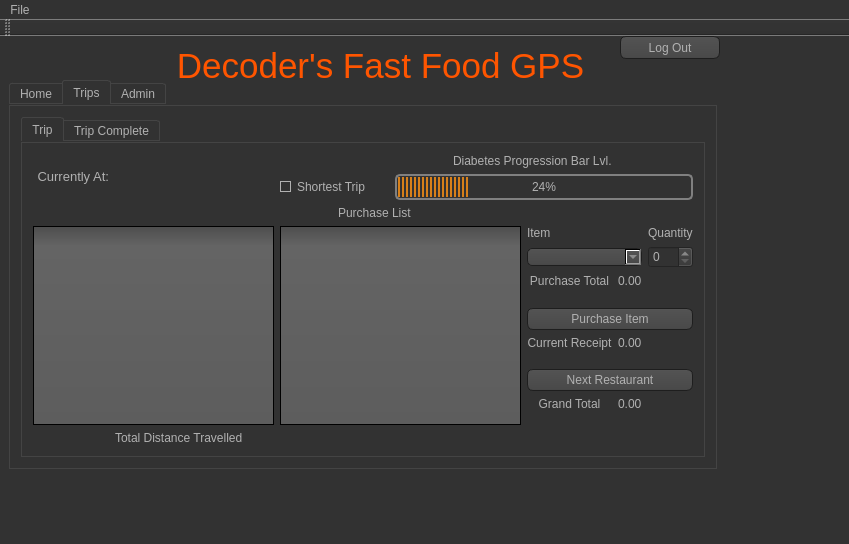
First picture: the form in Decoders GUI/mainwindow.ui, repository kevvaria/Decoders-Repository, before the edit.
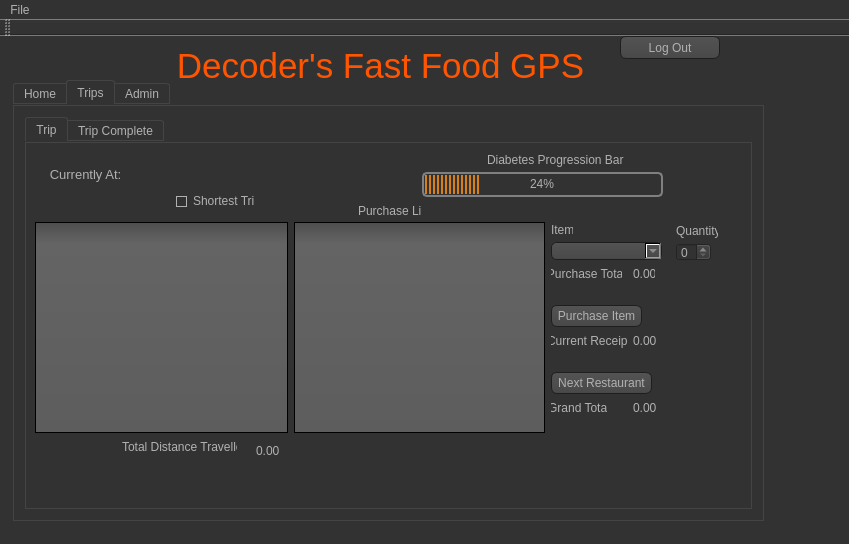
Second picture: the form after the edit. The open tabs and pages were chosen to show the change. Icons and pictures are not drawn.

The edit to the form file:
```diff
--- a/Decoders GUI/mainwindow.ui
+++ b/Decoders GUI/mainwindow.ui
@@ -506,10 +506,10 @@
    <widget class="QTabWidget" name="mainTab">
     <property name="geometry">
      <rect>
-      <x>9</x>
+      <x>13</x>
       <y>44</y>
-      <width>708</width>
-      <height>389</height>
+      <width>751</width>
+      <height>441</height>
      </rect>
     </property>
     <property name="currentIndex">
@@ -700,7 +700,7 @@
       <string>Trips</string>
      </attribute>
      <layout class="QGridLayout" name="gridLayout_4">
-      <item row="0" column="0">
+      <item row="0" column="1">
        <widget class="QTabWidget" name="TripsTab">
         <property name="currentIndex">
          <number>0</number>
@@ -709,16 +709,28 @@
          <attribute name="title">
           <string>Trip</string>
          </attribute>
-         <layout class="QGridLayout" name="gridLayout_3">
-          <item row="1" column="5" colspan="5">
            <widget class="QProgressBar" name="diabetes">
+          <property name="geometry">
+           <rect>
+            <x>396</x>
+            <y>29</y>
+            <width>241</width>
+            <height>25</height>
+           </rect>
+          </property>
             <property name="value">
              <number>24</number>
             </property>
            </widget>
-          </item>
-          <item row="3" column="0" rowspan="10" colspan="3">
            <widget class="QTableWidget" name="defMenu">
+          <property name="geometry">
+           <rect>
+            <x>9</x>
+            <y>79</y>
+            <width>253</width>
+            <height>211</height>
+           </rect>
+          </property>
             <property name="editTriggers">
              <set>QAbstractItemView::NoEditTriggers</set>
             </property>
@@ -729,24 +741,43 @@
              <bool>true</bool>
             </property>
            </widget>
-          </item>
-          <item row="4" column="7" colspan="2">
            <widget class="QComboBox" name="menuCB">
+          <property name="geometry">
+           <rect>
+            <x>525</x>
+            <y>99</y>
+            <width>111</width>
+            <height>18</height>
+           </rect>
+          </property>
             <property name="styleSheet">
              <string notr="true"/>
             </property>
            </widget>
-          </item>
-          <item row="4" column="9">
-           <widget class="QSpinBox" name="quantityPurchase"/>
-          </item>
-          <item row="0" column="0" rowspan="2">
+         <widget class="QSpinBox" name="quantityPurchase">
+          <property name="geometry">
+           <rect>
+            <x>650</x>
+            <y>100</y>
+            <width>35</width>
+            <height>18</height>
+           </rect>
+          </property>
+         </widget>
            <widget class="QLabel" name="label">
+          <property name="geometry">
+           <rect>
+            <x>9</x>
+            <y>9</y>
+            <width>101</width>
+            <height>45</height>
+           </rect>
+          </property>
             <property name="styleSheet">
              <string notr="true">font: 75 italic 36pt &quot;Comic Sans MS&quot;;</string>
             </property>
             <property name="text">
-             <string>&lt;html&gt;&lt;head/&gt;&lt;body&gt;&lt;p&gt;&lt;span style=&quot; font-size:10pt;&quot;&gt;	Currently At:&lt;/span&gt;&lt;/p&gt;&lt;/body&gt;&lt;/html&gt;</string>
+           <string>&lt;html&gt;&lt;head/&gt;&lt;body&gt;&lt;p align=&quot;center&quot;&gt;&lt;span style=&quot; font-size:10pt;&quot;&gt;Currently At:&lt;/span&gt;&lt;/p&gt;&lt;/body&gt;&lt;/html&gt;</string>
             </property>
             <property name="alignment">
              <set>Qt::AlignRight|Qt::AlignTrailing|Qt::AlignVCenter</set>
@@ -755,9 +786,15 @@
              <bool>true</bool>
             </property>
            </widget>
-          </item>
-          <item row="5" column="7">
            <widget class="QLabel" name="label_19">
+          <property name="geometry">
+           <rect>
+            <x>525</x>
+            <y>123</y>
+            <width>71</width>
+            <height>16</height>
+           </rect>
+          </property>
             <property name="text">
              <string>Purchase Total</string>
             </property>
@@ -765,16 +802,28 @@
              <set>Qt::AlignCenter</set>
             </property>
            </widget>
-          </item>
-          <item row="7" column="7" colspan="3">
            <widget class="QPushButton" name="pushButton_2">
+          <property name="geometry">
+           <rect>
+            <x>525</x>
+            <y>162</y>
+            <width>91</width>
+            <height>22</height>
+           </rect>
+          </property>
             <property name="text">
              <string>Purchase Item</string>
             </property>
            </widget>
-          </item>
-          <item row="8" column="7">
            <widget class="QLabel" name="label_5">
+          <property name="geometry">
+           <rect>
+            <x>525</x>
+            <y>190</y>
+            <width>76</width>
+            <height>16</height>
+           </rect>
+          </property>
             <property name="text">
              <string>Current Receipt</string>
             </property>
@@ -782,23 +831,41 @@
              <set>Qt::AlignCenter</set>
             </property>
            </widget>
-          </item>
-          <item row="0" column="6" colspan="2">
            <widget class="QLabel" name="dProgress">
+          <property name="geometry">
+           <rect>
+            <x>461</x>
+            <y>9</y>
+            <width>140</width>
+            <height>16</height>
+           </rect>
+          </property>
             <property name="text">
              <string>Diabetes Progression Bar Lvl.</string>
             </property>
            </widget>
-          </item>
-          <item row="2" column="4" colspan="2">
            <widget class="QLabel" name="label_98">
+          <property name="geometry">
+           <rect>
+            <x>332</x>
+            <y>60</y>
+            <width>63</width>
+            <height>16</height>
+           </rect>
+          </property>
             <property name="text">
              <string>Purchase List</string>
             </property>
            </widget>
-          </item>
-          <item row="3" column="3" rowspan="10" colspan="4">
            <widget class="QTableWidget" name="defPurchase">
+          <property name="geometry">
+           <rect>
+            <x>268</x>
+            <y>79</y>
+            <width>251</width>
+            <height>211</height>
+           </rect>
+          </property>
             <property name="editTriggers">
              <set>QAbstractItemView::NoEditTriggers</set>
             </property>
@@ -809,44 +876,80 @@
              <bool>true</bool>
             </property>
            </widget>
-          </item>
-          <item row="3" column="7">
            <widget class="QLabel" name="label_16">
+          <property name="geometry">
+           <rect>
+            <x>525</x>
+            <y>79</y>
+            <width>22</width>
+            <height>16</height>
+           </rect>
+          </property>
             <property name="text">
              <string>Item</string>
             </property>
            </widget>
-          </item>
-          <item row="1" column="3" colspan="2">
            <widget class="QCheckBox" name="checkBox">
+          <property name="geometry">
+           <rect>
+            <x>150</x>
+            <y>50</y>
+            <width>79</width>
+            <height>16</height>
+           </rect>
+          </property>
             <property name="text">
              <string>Shortest Trip</string>
             </property>
            </widget>
-          </item>
-          <item row="0" column="8">
            <widget class="QLabel" name="dlvl">
+          <property name="geometry">
+           <rect>
+            <x>607</x>
+            <y>9</y>
+            <width>16</width>
+            <height>16</height>
+           </rect>
+          </property>
             <property name="text">
              <string/>
             </property>
            </widget>
-          </item>
-          <item row="10" column="7" colspan="3">
            <widget class="QPushButton" name="nextRest">
+          <property name="geometry">
+           <rect>
+            <x>525</x>
+            <y>229</y>
+            <width>101</width>
+            <height>22</height>
+           </rect>
+          </property>
             <property name="text">
              <string>Next Restaurant</string>
             </property>
            </widget>
-          </item>
-          <item row="14" column="1" colspan="3">
            <widget class="QLabel" name="label_6">
+          <property name="geometry">
+           <rect>
+            <x>96</x>
+            <y>296</y>
+            <width>115</width>
+            <height>16</height>
+           </rect>
+          </property>
             <property name="text">
              <string>Total Distance Travelled</string>
             </property>
            </widget>
-          </item>
-          <item row="11" column="7">
            <widget class="QLabel" name="label_15">
+          <property name="geometry">
+           <rect>
+            <x>525</x>
+            <y>257</y>
+            <width>56</width>
+            <height>16</height>
+           </rect>
+          </property>
             <property name="text">
              <string>Grand Total</string>
             </property>
@@ -854,16 +957,28 @@
              <set>Qt::AlignCenter</set>
             </property>
            </widget>
-          </item>
-          <item row="14" column="6">
            <widget class="QLabel" name="label_3">
+          <property name="geometry">
+           <rect>
+            <x>461</x>
+            <y>296</y>
+            <width>16</width>
+            <height>16</height>
+           </rect>
+          </property>
             <property name="text">
              <string/>
             </property>
            </widget>
-          </item>
-          <item row="0" column="1" rowspan="2" colspan="2">
            <widget class="QLabel" name="dCurrentRest">
+          <property name="geometry">
+           <rect>
+            <x>110</x>
+            <y>20</y>
+            <width>181</width>
+            <height>27</height>
+           </rect>
+          </property>
             <property name="styleSheet">
              <string notr="true">font: 75 italic 14pt &quot;Comic Sans MS&quot;;</string>
             </property>
@@ -874,36 +989,71 @@
              <bool>true</bool>
             </property>
            </widget>
-          </item>
-          <item row="8" column="8">
            <widget class="QLabel" name="CR">
+          <property name="geometry">
+           <rect>
+            <x>607</x>
+            <y>190</y>
+            <width>41</width>
+            <height>16</height>
+           </rect>
+          </property>
             <property name="text">
              <string>0.00</string>
             </property>
            </widget>
-          </item>
-          <item row="5" column="8">
            <widget class="QLabel" name="PT">
+          <property name="geometry">
+           <rect>
+            <x>607</x>
+            <y>123</y>
+            <width>22</width>
+            <height>16</height>
+           </rect>
+          </property>
             <property name="text">
              <string>0.00</string>
             </property>
            </widget>
-          </item>
-          <item row="11" column="8">
            <widget class="QLabel" name="GT">
+          <property name="geometry">
+           <rect>
+            <x>607</x>
+            <y>257</y>
+            <width>41</width>
+            <height>16</height>
+           </rect>
+          </property>
             <property name="text">
              <string>0.00</string>
             </property>
            </widget>
-          </item>
-          <item row="3" column="9">
            <widget class="QLabel" name="label_4">
+          <property name="geometry">
+           <rect>
+            <x>650</x>
+            <y>80</y>
+            <width>42</width>
+            <height>16</height>
+           </rect>
+          </property>
             <property name="text">
              <string>Quantity</string>
             </property>
            </widget>
-          </item>
-         </layout>
+         <widget class="QLabel" name="distIndicator">
+          <property name="geometry">
+           <rect>
+            <x>230</x>
+            <y>300</y>
+            <width>91</width>
+            <height>16</height>
+           </rect>
+          </property>
+          <property name="text">
+           <string>0.00</string>
+          </property>
+         </widget>
          <zorder>dProgress</zorder>
          <zorder>dlvl</zorder>
          <zorder>checkBox</zorder>
```
Left out of the diff: 87 changed lines with no effect on the pictures. Lines whose indentation alone changed are shown as unchanged.
